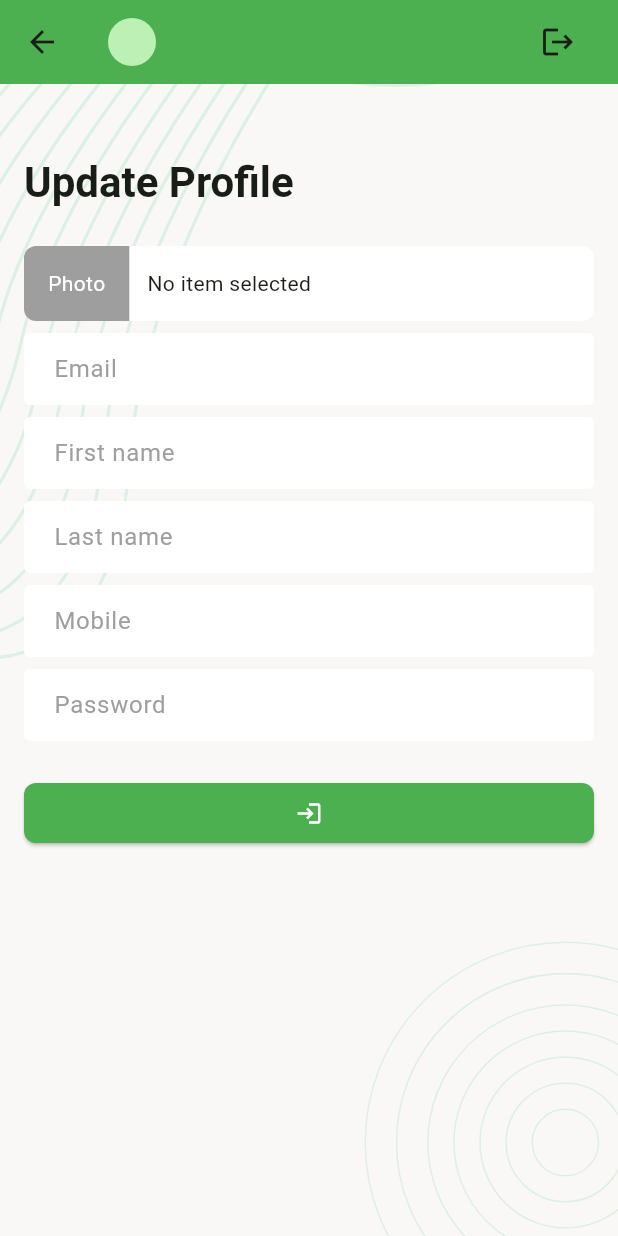
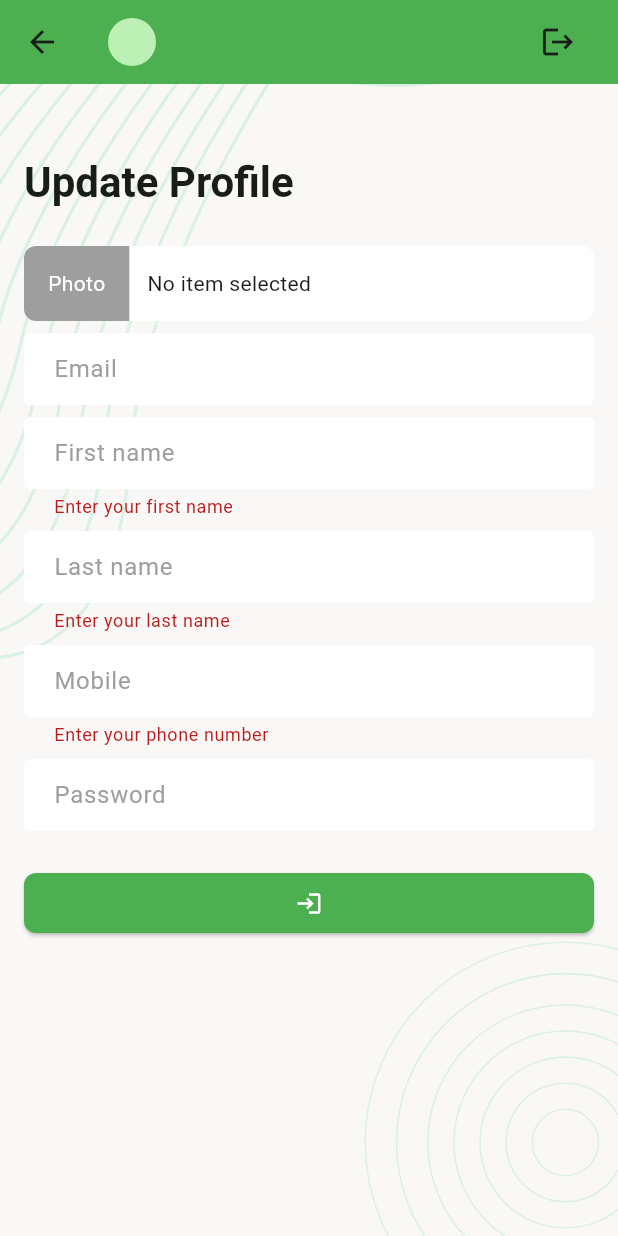
Before and after one commit to SzSakil/task_manager, a Flutter app: the UpdateProfileScreen screen opened directly, after a tap on the "login" icon, on a phone screen of 412 x 824 dp. Run offline on Flutter 3.47's test engine with Material 3 defaults, Android fonts, the phone set to English and light mode, and no system bars; our stand-ins replace flutter_svg, image_picker, pin_code_fields, shared_preferences; accounts and stored records are empty.

Commit message:
module 18 class 1

```diff
--- a/lib/app.dart
+++ b/lib/app.dart
@@ -13,11 +13,14 @@ import 'package:task_manager/ui/utils/app_colors.dart';
 class TaskManagerApp extends StatelessWidget {
   const TaskManagerApp({super.key});
 
+  static GlobalKey<NavigatorState> navigatorKey = GlobalKey<NavigatorState>();
+
   @override
   Widget build(BuildContext context) {
     return MaterialApp(
       //debugShowCheckedModeBanner: false,
       initialRoute: '/',
+      navigatorKey: navigatorKey,
       theme: ThemeData(
         colorSchemeSeed: AppColors.themeColor,
         textTheme: const TextTheme(
--- a/lib/data/utils/urls.dart
+++ b/lib/data/utils/urls.dart
@@ -8,4 +8,7 @@ class Urls {
 
   static String taskListByStatusUrl(String status) =>
       '$_baseUrl/listTaskStatus/$status';
+
+  static const String updateProfile = '$_baseUrl/profileUpdate';
+
 }
--- a/lib/ui/screens/update_profile_screen.dart
+++ b/lib/ui/screens/update_profile_screen.dart
@@ -1,5 +1,13 @@
+import 'dart:convert';
+
 import 'package:flutter/material.dart';
+import 'package:image_picker/image_picker.dart';
+import 'package:task_manager/data/services/network_caller.dart';
+import 'package:task_manager/data/utils/urls.dart';
+import 'package:task_manager/ui/controller/auth_controller.dart';
+import 'package:task_manager/ui/widgets/center_circular_progress_indicator.dart';
 import 'package:task_manager/ui/widgets/screen_background.dart';
+import 'package:task_manager/ui/widgets/snack_bar_message.dart';
 import 'package:task_manager/ui/widgets/tm_app_bar.dart';
 
 class UpdateProfileScreen extends StatefulWidget {
@@ -18,6 +26,17 @@ class _UpdateProfileScreenState extends State<UpdateProfileScreen> {
   final TextEditingController _mobileTEController = TextEditingController();
   final TextEditingController _passwordTEController = TextEditingController();
   final GlobalKey<FormState> _formKey = GlobalKey<FormState>();
+  XFile? _pickedImage;
+  bool _updateProfileInProgress = false;
+
+  @override
+  void initState() {
+    super.initState();
+    _emailTEController.text = AuthController.userModel?.email ?? '';
+    _firstNameTEController.text = AuthController.userModel?.firstName ?? '';
+    _lastNameTEController.text = AuthController.userModel?.lastName ?? '';
+    _mobileTEController.text = AuthController.userModel?.mobile ?? '';
+  }
 
   @override
   Widget build(BuildContext context) {
@@ -39,39 +58,60 @@ class _UpdateProfileScreenState extends State<UpdateProfileScreen> {
                   const SizedBox(height: 24),
                   _buildPhotoPicker(),
                   const SizedBox(height: 8),
-                  TextField(
+                  TextFormField(
+                    enabled: false,
                     controller: _emailTEController,
                     keyboardType: TextInputType.emailAddress,
                     decoration: const InputDecoration(hintText: 'Email'),
                   ),
                   const SizedBox(height: 8),
-                  TextField(
+                  TextFormField(
                     controller: _firstNameTEController,
-                    keyboardType: TextInputType.emailAddress,
                     decoration: const InputDecoration(hintText: 'First name'),
+                    validator: (String? value) {
+                      if (value?.trim().isEmpty ?? true) {
+                        return 'Enter your first name';
+                      }
+                      return null;
+                    },
                   ),
                   const SizedBox(height: 8),
-                  TextField(
+                  TextFormField(
                     controller: _lastNameTEController,
-                    keyboardType: TextInputType.emailAddress,
                     decoration: const InputDecoration(hintText: 'Last name'),
+                    validator: (String? value) {
+                      if (value?.trim().isEmpty ?? true) {
+                        return 'Enter your last name';
+                      }
+                      return null;
+                    },
                   ),
                   const SizedBox(height: 8),
-                  TextField(
+                  TextFormField(
                     controller: _mobileTEController,
                     keyboardType: TextInputType.emailAddress,
                     decoration: const InputDecoration(hintText: 'Mobile'),
+                    validator: (String? value) {
+                      if (value?.trim().isEmpty ?? true) {
+                        return 'Enter your phone number';
+                      }
+                      return null;
+                    },
                   ),
                   const SizedBox(height: 8),
-                  TextField(
+                  TextFormField(
                     controller: _passwordTEController,
                     obscureText: true,
                     decoration: const InputDecoration(hintText: 'Password'),
                   ),
                   const SizedBox(height: 24),
-                  ElevatedButton(
-                    onPressed: () {},
+                  Visibility(
+                    visible: _updateProfileInProgress == false,
+                    replacement: const CenterCircularProgressIndicator(),
+                    child: ElevatedButton(
+                      onPressed: _onTapUpdateButton,
                       child: const Icon(Icons.login),
+                    ),
                   ),
                 ],
               ),
@@ -83,7 +123,9 @@ class _UpdateProfileScreenState extends State<UpdateProfileScreen> {
   }
 
   Widget _buildPhotoPicker() {
-    return Container(
+    return GestureDetector(
+      onTap: _pickImage,
+      child: Container(
         height: 50,
         decoration: BoxDecoration(
           color: Colors.white,
@@ -105,10 +147,59 @@ class _UpdateProfileScreenState extends State<UpdateProfileScreen> {
               child: const Text('Photo', style: TextStyle(color: Colors.white)),
             ),
             const SizedBox(width: 12),
-          const Text('No item selected', maxLines: 1),
+            Text(
+              _pickedImage == null ? 'No item selected' : _pickedImage!.name,
+              maxLines: 1,
+            ),
           ],
         ),
+      ),
     );
+  }
+
+  Future<void> _pickImage() async {
+    ImagePicker picker = ImagePicker();
+    XFile? image = await picker.pickImage(source: ImageSource.gallery);
+    if (image != null) {
+      _pickedImage = image;
+      setState(() {});
+    }
+  }
+
+  void _onTapUpdateButton() {
+    if (_formKey.currentState!.validate()) {
+      _updateProfile();
+    }
+  }
+
+  Future<void> _updateProfile() async {
+    _updateProfileInProgress = true;
+    Map<String, dynamic> requestBody = {
+      "email": _emailTEController.text.trim(),
+      "firstName": _firstNameTEController.text.trim(),
+      "lastName": _lastNameTEController.text.trim(),
+      "mobile": _mobileTEController.text.trim(),
+    };
+
+    if (_pickedImage != null) {
+      List<int> imageBytes = await _pickedImage!.readAsBytes();
+      requestBody['photo'] = base64Encode(imageBytes);
+    }
+
+    if (_passwordTEController.text.isNotEmpty) {
+      requestBody['password'] = _passwordTEController.text;
+    }
+
+    setState(() {});
+    final NetworkResponse response = await NetworkCaller.postRequest(
+      url: Urls.updateProfile,
+      body: requestBody,
+    );
+    if (response.isSuccess) {
+      _passwordTEController.clear();
+    } else {
+      showSnackBarMessage(context, response.errorMessage);
+    }
   }
 
   @override
--- a/lib/ui/widgets/tm_app_bar.dart
+++ b/lib/ui/widgets/tm_app_bar.dart
@@ -1,3 +1,5 @@
+import 'dart:convert';
+
 import 'package:flutter/material.dart';
 import 'package:task_manager/ui/controller/auth_controller.dart';
 import 'package:task_manager/ui/screens/sing_in_screen.dart';
@@ -17,7 +19,13 @@ class TMAppBar extends StatelessWidget implements PreferredSizeWidget {
       backgroundColor: AppColors.themeColor,
       title: Row(
         children: [
-          const CircleAvatar(radius: 16),
+          CircleAvatar(
+            radius: 16,
+            backgroundImage: MemoryImage(
+              base64Decode(AuthController.userModel?.photo ?? ''),
+            ),
+            onBackgroundImageError: (_, __) => const Icon(Icons.person_outline),
+          ),
           const SizedBox(width: 8),
           Expanded(
             child: GestureDetector(
@@ -45,7 +53,10 @@ class TMAppBar extends StatelessWidget implements PreferredSizeWidget {
             onPressed: () async {
               await AuthController.clearUserData();
               Navigator.pushNamedAndRemoveUntil(
-                context, SingInScreen.name, (predicate) => false);
+                context,
+                SingInScreen.name,
+                (predicate) => false,
+              );
             },
             icon: Icon(Icons.logout),
           ),
--- a/pubspec.yaml
+++ b/pubspec.yaml
@@ -18,6 +18,7 @@ dependencies:
   pin_code_fields: ^8.0.1
   http: ^1.2.2
   shared_preferences: ^2.5.3
+  image_picker: ^1.1.2
 
 dev_dependencies:
   flutter_test:
```
Also changed, not shown: lib/data/services/network_caller.dart (+44 -14 lines), lib/ui/widgets/task_item_widget.dart (+15 -11 lines), pubspec.lock. Lines whose indentation alone changed are shown as unchanged.
